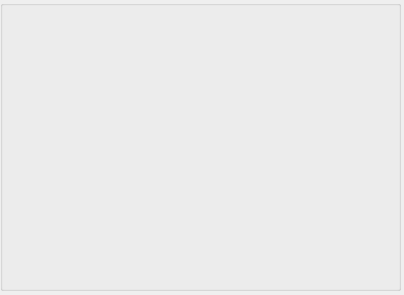
Old version of the form client/Forms/Profile/profile.ui in the repository sofinvalery/LMS.
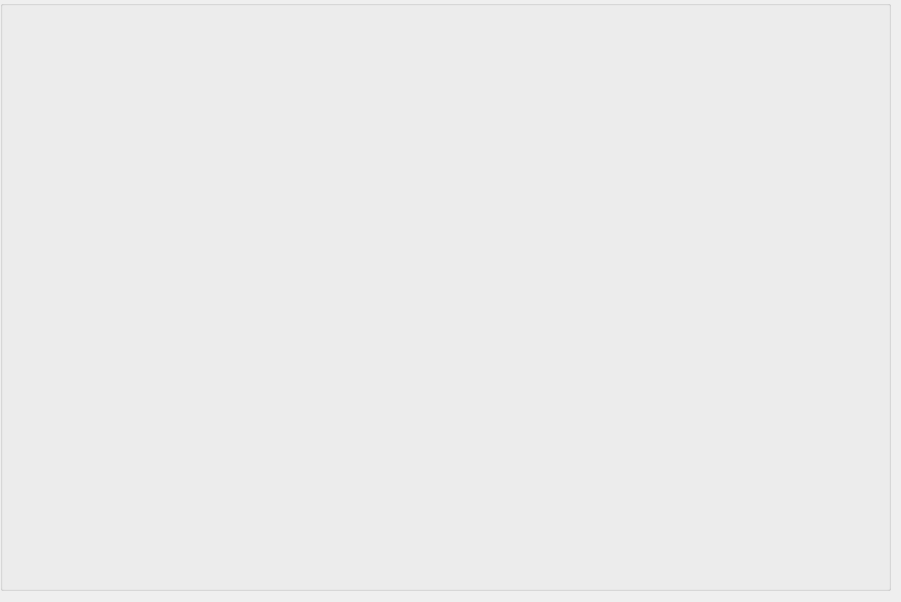
New version of the form.

```diff
--- a/client/Forms/Profile/profile.ui
+++ b/client/Forms/Profile/profile.ui
@@ -6,8 +6,8 @@
    <rect>
     <x>0</x>
     <y>0</y>
-    <width>404</width>
-    <height>295</height>
+    <width>901</width>
+    <height>602</height>
    </rect>
   </property>
   <property name="windowTitle">
@@ -18,8 +18,8 @@
     <rect>
      <x>0</x>
      <y>0</y>
-     <width>401</width>
-     <height>291</height>
+     <width>891</width>
+     <height>591</height>
     </rect>
    </property>
    <property name="title">
```
